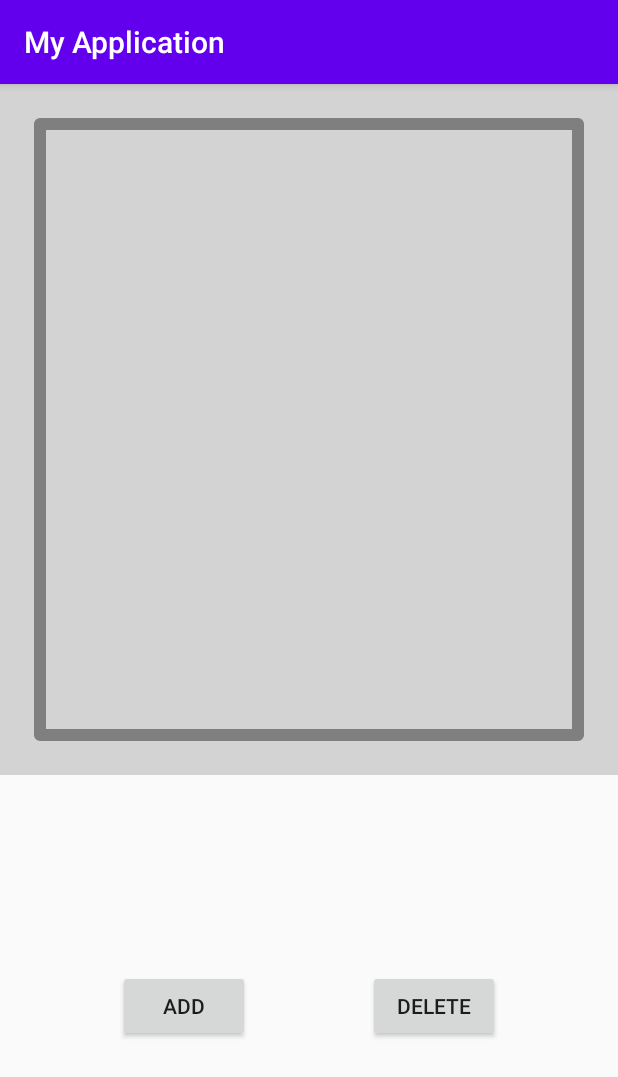
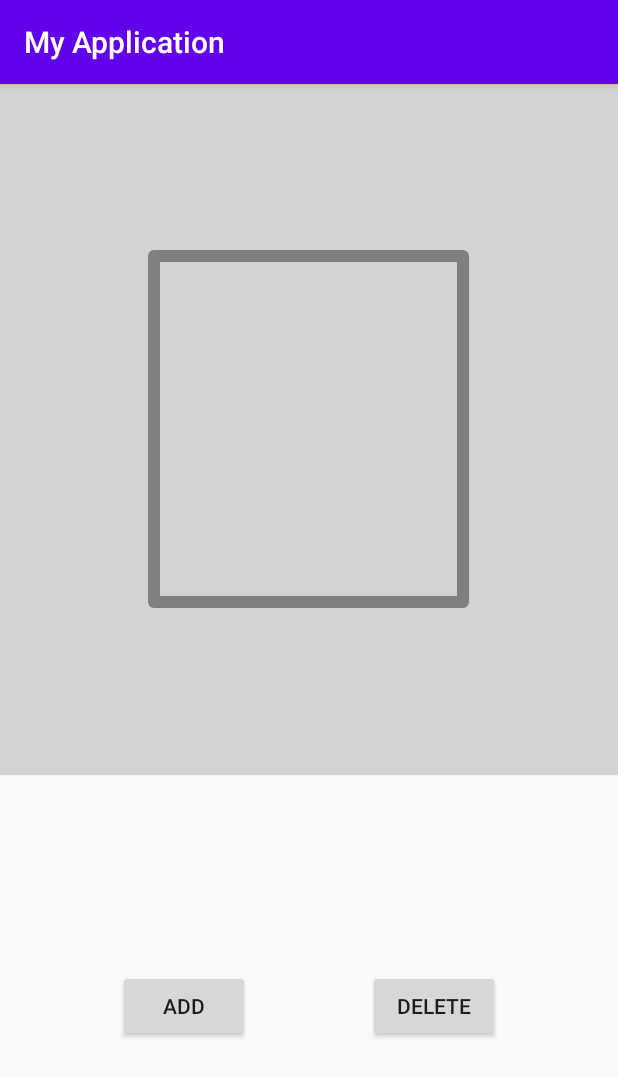
Before and after one commit to anandkyog/canvasPlayground, an Android app: the screen it shows after launch (MainActivity), on a phone screen of 412 x 824 dp. Shown: the top 1077 px of the screen. Run offline under Robolectric (Android 15) with nearby library versions, the phone set to English and light mode, and no system bars.

```diff
--- a/app/src/main/java/com/example/myapplication/CanvasPlaygroundView.kt
+++ b/app/src/main/java/com/example/myapplication/CanvasPlaygroundView.kt
@@ -41,8 +41,7 @@ class CanvasPlaygroundView(context: Context?, attr: AttributeSet) : View(context
         extraCanvas = Canvas(extraBitmap)
         extraCanvas.drawColor(backgroundColor)
 
-        val inset = 40
-        rect = Rect(inset, inset, width - inset, height - inset)
+        rect = Rect(width/4, height/4, width *3/4, height *3/4)
     }
 
     override fun onDraw(canvas: Canvas?) {
@@ -51,7 +50,11 @@ class CanvasPlaygroundView(context: Context?, attr: AttributeSet) : View(context
         canvas?.drawRect(rect, paint)
     }
 
-    public fun AddRectangle() {
+    fun AddRectangle() {
+
+    }
+
+    fun RemoveRectangle() {
 
     }
 }
--- a/app/src/main/java/com/example/myapplication/MainActivity.kt
+++ b/app/src/main/java/com/example/myapplication/MainActivity.kt
@@ -2,10 +2,26 @@ package com.example.myapplication
 
 import androidx.appcompat.app.AppCompatActivity
 import android.os.Bundle
+import android.widget.Toast
+import kotlinx.android.synthetic.main.activity_main.*
 
 class MainActivity : AppCompatActivity() {
     override fun onCreate(savedInstanceState: Bundle?) {
         super.onCreate(savedInstanceState)
         setContentView(R.layout.activity_main)
+        setupUI()
+    }
+
+    private fun setupUI() {
+
+
+        addButton.setOnClickListener {
+            Toast.makeText(this,"ADD", Toast.LENGTH_SHORT).show()
+            canvasPlaygroundView.AddRectangle()
+        }
+        deleteButton.setOnClickListener {
+            Toast.makeText(this,"DELETE", Toast.LENGTH_SHORT).show()
+            canvasPlaygroundView.RemoveRectangle()
+        }
     }
 }
--- a/app/src/main/res/layout/activity_main.xml
+++ b/app/src/main/res/layout/activity_main.xml
@@ -23,23 +23,23 @@
         app:layout_constraintTop_toTopOf="parent" />
 
     <Button
-        android:id="@+id/addButtom"
+        android:id="@+id/addButton"
         android:layout_width="wrap_content"
         android:layout_height="wrap_content"
         android:text="Add"
         app:layout_constraintBottom_toBottomOf="parent"
-        app:layout_constraintEnd_toStartOf="@+id/deleteButtom"
+        app:layout_constraintEnd_toStartOf="@+id/deleteButton"
         app:layout_constraintStart_toStartOf="parent"
         app:layout_constraintTop_toBottomOf="@id/guideline" />
 
     <Button
-        android:id="@+id/deleteButtom"
+        android:id="@+id/deleteButton"
         android:layout_width="wrap_content"
         android:layout_height="wrap_content"
         android:text="Delete"
         app:layout_constraintBottom_toBottomOf="parent"
         app:layout_constraintEnd_toEndOf="parent"
-        app:layout_constraintStart_toEndOf="@+id/addButtom"
+        app:layout_constraintStart_toEndOf="@+id/addButton"
         app:layout_constraintTop_toTopOf="@id/guideline" />
 
 
```
